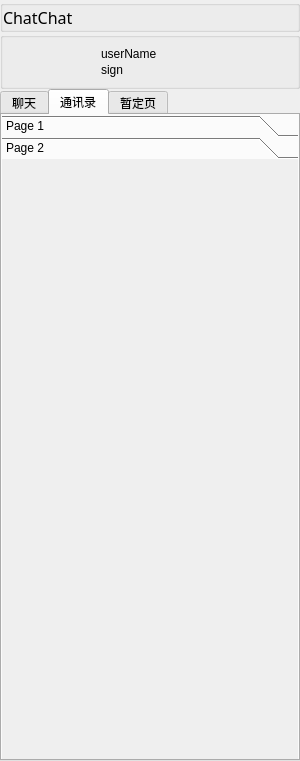
This is TestProject/ui/main.ui in ChinSing00/ChatChat as Qt 5 draws it before an edit. The edited form follows.
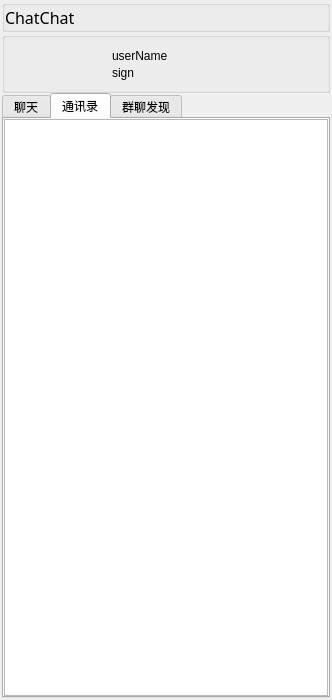
This is the edited form. The open tabs and pages were chosen to show the change. Icons and pictures are not drawn.

```diff
--- a/TestProject/ui/main.ui
+++ b/TestProject/ui/main.ui
@@ -6,13 +6,13 @@
    <rect>
     <x>0</x>
     <y>0</y>
-    <width>300</width>
-    <height>761</height>
+    <width>280</width>
+    <height>700</height>
    </rect>
   </property>
   <property name="sizePolicy">
    <sizepolicy hsizetype="Fixed" vsizetype="Fixed">
-    <horstretch>9</horstretch>
+    <horstretch>0</horstretch>
     <verstretch>21</verstretch>
    </sizepolicy>
   </property>
@@ -47,7 +47,7 @@
   </property>
   <widget class="QWidget" name="win_container">
    <property name="sizePolicy">
-    <sizepolicy hsizetype="Preferred" vsizetype="Preferred">
+    <sizepolicy hsizetype="Fixed" vsizetype="Fixed">
      <horstretch>0</horstretch>
      <verstretch>0</verstretch>
     </sizepolicy>
@@ -58,25 +58,31 @@
    <property name="styleSheet">
     <string notr="true"/>
    </property>
-   <layout class="QVBoxLayout" name="verticalLayout_2" stretch="0,6,99">
+   <layout class="QVBoxLayout" name="verticalLayout_2" stretch="0,10,99">
     <property name="spacing">
      <number>0</number>
     </property>
     <property name="leftMargin">
-     <number>0</number>
+     <number>2</number>
     </property>
     <property name="topMargin">
      <number>0</number>
     </property>
     <property name="rightMargin">
-     <number>0</number>
+     <number>2</number>
     </property>
     <property name="bottomMargin">
-     <number>0</number>
+     <number>2</number>
     </property>
     <item>
      <widget class="QGroupBox" name="top_btn_gb">
-      <layout class="QHBoxLayout" name="horizontalLayout" stretch="0,6,0,0,0,1,1">
+      <property name="sizePolicy">
+       <sizepolicy hsizetype="Fixed" vsizetype="Preferred">
+        <horstretch>0</horstretch>
+        <verstretch>0</verstretch>
+       </sizepolicy>
+      </property>
+      <layout class="QHBoxLayout" name="horizontalLayout" stretch="0,0,0,0,0,1,1">
        <property name="spacing">
         <number>0</number>
        </property>
@@ -95,7 +101,7 @@
        <item>
         <widget class="QLabel" name="label">
          <property name="sizePolicy">
-          <sizepolicy hsizetype="Expanding" vsizetype="Preferred">
+          <sizepolicy hsizetype="Fixed" vsizetype="Preferred">
            <horstretch>0</horstretch>
            <verstretch>0</verstretch>
           </sizepolicy>
@@ -121,7 +127,7 @@
          </property>
          <property name="sizeHint" stdset="0">
           <size>
-           <width>30</width>
+           <width>52</width>
            <height>20</height>
           </size>
          </property>
@@ -135,6 +141,9 @@
            <verstretch>0</verstretch>
           </sizepolicy>
          </property>
+         <property name="layoutDirection">
+          <enum>Qt::RightToLeft</enum>
+         </property>
          <property name="text">
           <string/>
          </property>
@@ -158,6 +167,9 @@
            <verstretch>0</verstretch>
           </sizepolicy>
          </property>
+         <property name="layoutDirection">
+          <enum>Qt::RightToLeft</enum>
+         </property>
          <property name="text">
           <string/>
          </property>
@@ -181,6 +193,9 @@
            <verstretch>0</verstretch>
           </sizepolicy>
          </property>
+         <property name="layoutDirection">
+          <enum>Qt::RightToLeft</enum>
+         </property>
          <property name="text">
           <string/>
          </property>
@@ -204,6 +219,9 @@
            <verstretch>0</verstretch>
           </sizepolicy>
          </property>
+         <property name="layoutDirection">
+          <enum>Qt::RightToLeft</enum>
+         </property>
          <property name="text">
           <string/>
          </property>
@@ -222,11 +240,14 @@
        <item>
         <widget class="QPushButton" name="close_btn">
          <property name="sizePolicy">
-          <sizepolicy hsizetype="Expanding" vsizetype="Ignored">
+          <sizepolicy hsizetype="Preferred" vsizetype="Ignored">
            <horstretch>0</horstretch>
            <verstretch>0</verstretch>
           </sizepolicy>
          </property>
+         <property name="layoutDirection">
+          <enum>Qt::RightToLeft</enum>
+         </property>
          <property name="styleSheet">
           <string notr="true"/>
          </property>
@@ -319,7 +340,7 @@
          </property>
          <property name="sizeHint" stdset="0">
           <size>
-           <width>10</width>
+           <width>20</width>
            <height>20</height>
           </size>
          </property>
@@ -395,9 +416,15 @@
         <verstretch>0</verstretch>
        </sizepolicy>
       </property>
+      <property name="layoutDirection">
+       <enum>Qt::LeftToRight</enum>
+      </property>
       <property name="styleSheet">
        <string notr="true"/>
       </property>
+      <property name="tabPosition">
+       <enum>QTabWidget::North</enum>
+      </property>
       <property name="tabShape">
        <enum>QTabWidget::Rounded</enum>
       </property>
@@ -445,7 +472,7 @@
          <number>0</number>
         </property>
         <property name="sizeConstraint">
-         <enum>QLayout::SetDefaultConstraint</enum>
+         <enum>QLayout::SetMaximumSize</enum>
         </property>
         <property name="leftMargin">
          <number>0</number>
@@ -460,83 +487,27 @@
          <number>0</number>
         </property>
         <item>
-         <widget class="QToolBox" name="chat_list">
-          <property name="sizePolicy">
-           <sizepolicy hsizetype="Preferred" vsizetype="Preferred">
-            <horstretch>0</horstretch>
-            <verstretch>0</verstretch>
-           </sizepolicy>
+         <widget class="QTreeWidget" name="chat_list">
+          <property name="horizontalScrollBarPolicy">
+           <enum>Qt::ScrollBarAlwaysOff</enum>
           </property>
-          <property name="minimumSize">
-           <size>
-            <width>0</width>
-            <height>601</height>
-           </size>
-          </property>
-          <property name="styleSheet">
-           <string notr="true"/>
-          </property>
-          <property name="frameShape">
-           <enum>QFrame::NoFrame</enum>
-          </property>
-          <property name="frameShadow">
-           <enum>QFrame::Plain</enum>
-          </property>
-          <property name="lineWidth">
+          <property name="autoScrollMargin">
            <number>0</number>
           </property>
-          <property name="currentIndex">
+          <property name="indentation">
            <number>0</number>
           </property>
-          <property name="tabSpacing">
-           <number>0</number>
+          <property name="animated">
+           <bool>true</bool>
           </property>
-          <widget class="QWidget" name="page">
-           <property name="geometry">
-            <rect>
-             <x>0</x>
-             <y>0</y>
-             <width>294</width>
-             <height>604</height>
-            </rect>
+          <attribute name="headerVisible">
+           <bool>false</bool>
+          </attribute>
+          <column>
+           <property name="text">
+            <string notr="true">1</string>
            </property>
-           <property name="sizePolicy">
-            <sizepolicy hsizetype="MinimumExpanding" vsizetype="Preferred">
-             <horstretch>0</horstretch>
-             <verstretch>0</verstretch>
-            </sizepolicy>
-           </property>
-           <attribute name="icon">
-            <iconset resource="../src/img.qrc">
-             <normaloff>:/src/icon/下拉.svg</normaloff>:/src/icon/下拉.svg</iconset>
-           </attribute>
-           <attribute name="label">
-            <string>Page 1</string>
-           </attribute>
-          </widget>
-          <widget class="QWidget" name="page_2">
-           <property name="geometry">
-            <rect>
-             <x>0</x>
-             <y>0</y>
-             <width>294</width>
-             <height>614</height>
-            </rect>
-           </property>
-           <property name="sizePolicy">
-            <sizepolicy hsizetype="Preferred" vsizetype="MinimumExpanding">
-             <horstretch>0</horstretch>
-             <verstretch>0</verstretch>
-            </sizepolicy>
-           </property>
-           <attribute name="icon">
-            <iconset resource="../src/img.qrc">
-             <normaloff>:/src/icon/下拉.svg</normaloff>:/src/icon/下拉.svg</iconset>
-           </attribute>
-           <attribute name="label">
-            <string>Page 2</string>
-           </attribute>
-          </widget>
+          </column>
          </widget>
         </item>
        </layout>
@@ -549,7 +520,7 @@
         </sizepolicy>
        </property>
        <attribute name="title">
-        <string>暂定页</string>
+        <string>群聊发现</string>
        </attribute>
       </widget>
      </widget>
```
Left out of the diff: 40 changed lines with no effect on the pictures.
